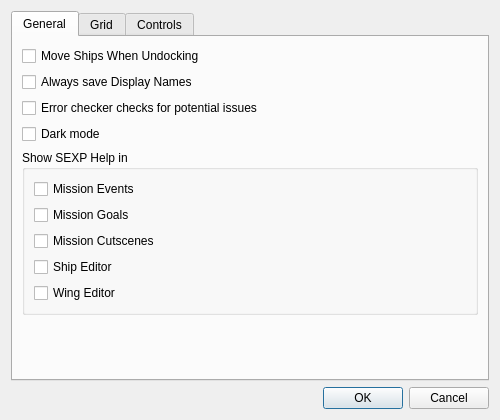
Qt form qtfred/ui/PreferencesDialog.ui (wookieejedi/fs2open.github.com) before a commit.
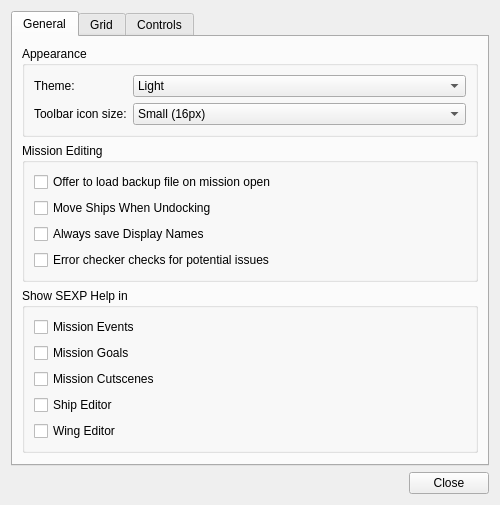
The same form after that commit.

Commit message: cleanup and persist preferences (#7376)

What changed in the file:
```diff
--- a/qtfred/ui/PreferencesDialog.ui
+++ b/qtfred/ui/PreferencesDialog.ui
@@ -25,6 +25,75 @@
       </attribute>
       <layout class="QVBoxLayout" name="generalLayout">
        <item>
+        <widget class="QGroupBox" name="appearanceGroup">
+         <property name="title">
+          <string>Appearance</string>
+         </property>
+         <layout class="QFormLayout" name="appearanceLayout">
+          <item row="0" column="0">
+           <widget class="QLabel" name="themeLabel">
+            <property name="text">
+             <string>Theme:</string>
+            </property>
+           </widget>
+          </item>
+          <item row="0" column="1">
+           <widget class="QComboBox" name="themeCombo">
+            <item>
+             <property name="text">
+              <string>Light</string>
+             </property>
+            </item>
+            <item>
+             <property name="text">
+              <string>Dark</string>
+             </property>
+            </item>
+           </widget>
+          </item>
+          <item row="1" column="0">
+           <widget class="QLabel" name="toolbarIconSizeLabel">
+            <property name="text">
+             <string>Toolbar icon size:</string>
+            </property>
+           </widget>
+          </item>
+          <item row="1" column="1">
+           <widget class="QComboBox" name="toolbarIconSizeCombo">
+            <item>
+             <property name="text">
+              <string>Small (16px)</string>
+             </property>
+            </item>
+            <item>
+             <property name="text">
+              <string>Medium (24px)</string>
+             </property>
+            </item>
+            <item>
+             <property name="text">
+              <string>Large (32px)</string>
+             </property>
+            </item>
+           </widget>
+          </item>
+         </layout>
+        </widget>
+       </item>
+       <item>
+        <widget class="QGroupBox" name="missionEditingGroup">
+         <property name="title">
+          <string>Mission Editing</string>
+         </property>
+         <layout class="QVBoxLayout" name="missionEditingLayout">
+          <item>
+           <widget class="QCheckBox" name="offerAutosaveRecovery">
+            <property name="text">
+             <string>Offer to load backup file on mission open</string>
+            </property>
+           </widget>
+          </item>
+          <item>
         <widget class="QCheckBox" name="moveShipsWhenUndocking">
          <property name="text">
           <string>Move Ships When Undocking</string>
@@ -45,11 +114,7 @@
          </property>
         </widget>
        </item>
-       <item>
-        <widget class="QCheckBox" name="darkMode">
-         <property name="text">
-          <string>Dark mode</string>
-         </property>
+         </layout>
         </widget>
        </item>
        <item>
@@ -261,7 +326,7 @@
       <enum>Qt::Horizontal</enum>
      </property>
      <property name="standardButtons">
-      <set>QDialogButtonBox::Cancel|QDialogButtonBox::Ok</set>
+      <set>QDialogButtonBox::Close</set>
      </property>
     </widget>
    </item>
```
Left out of the diff: 16 changed lines with no effect on the pictures. Lines whose indentation alone changed are shown as unchanged. The commit also changes 7 other files.
